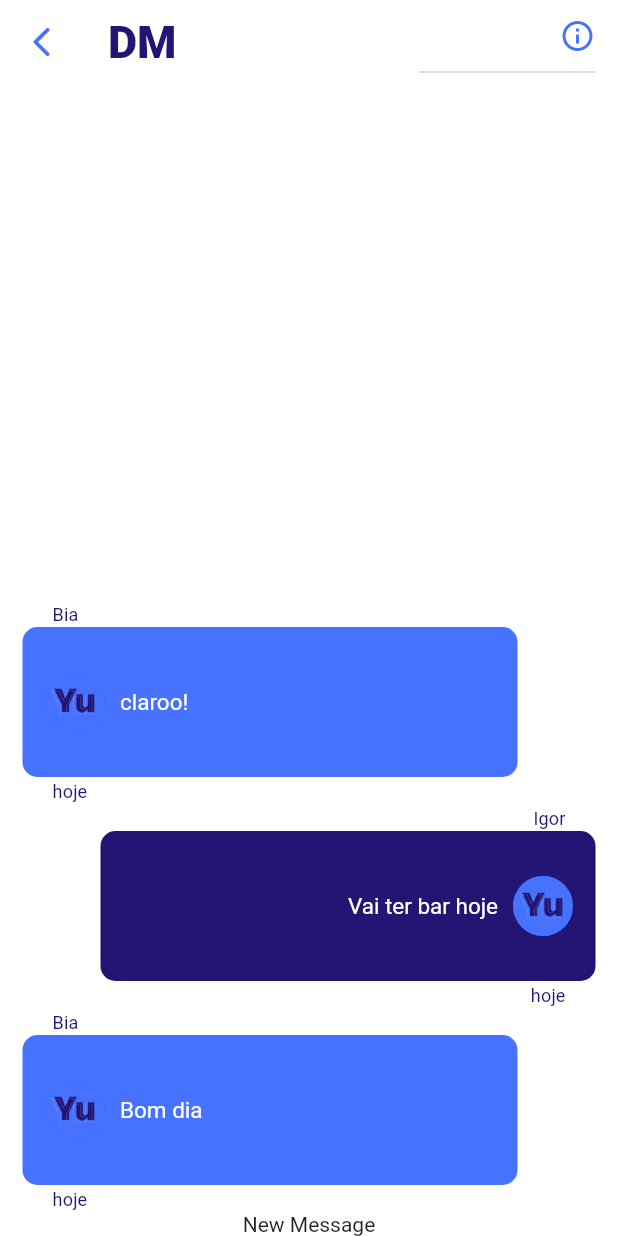
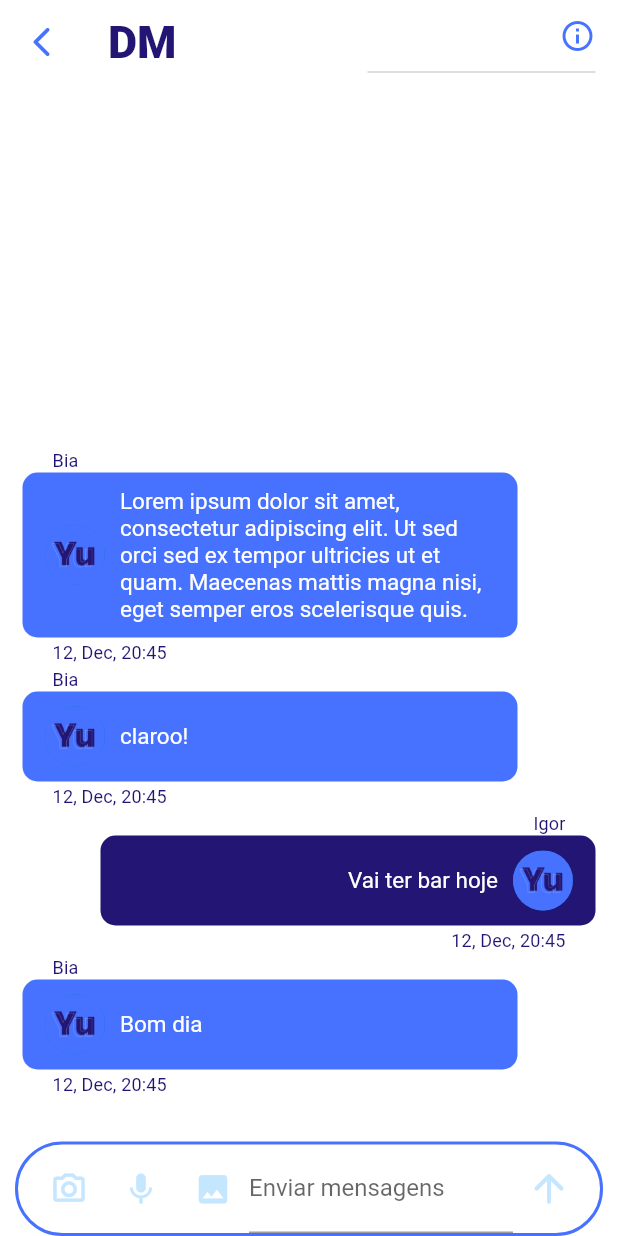
Before and after one commit to christianomere/paapiar, a Flutter app: the screen it shows after launch, on a phone screen of 412 x 824 dp. Run offline on Flutter 3.47's test engine with Material 2 defaults, Android fonts, the phone set to English and light mode, and no system bars; our stand-ins replace flutter_svg, image_picker; accounts and stored records are empty; Roboto replaces fonts that are missing (SF Pro Text).

Commit message:
Message sender added

```diff
--- a/lib/components/message_bubble.dart
+++ b/lib/components/message_bubble.dart
@@ -52,7 +52,6 @@ class MessageBubble extends StatelessWidget {
                 ),),
             ),
             Container(
-                height: 100.0,
                 width: 330.0,
                 margin: const EdgeInsets.symmetric(
                   horizontal: 15.0
@@ -72,12 +71,15 @@ class MessageBubble extends StatelessWidget {
                       ),
                       if(belongsToCurrentUser)
                       Spacer(),
-                      Text(message.text,
-                        style: TextStyle(
-                          fontFamily: 'SF Pro Text',
-                          fontSize: 15,
-                          color: const Color(0xffffffff),
-                          height: 1.2,
+                      Expanded(
+                        child: Text(message.text,
+                          textAlign: belongsToCurrentUser ? TextAlign.right : TextAlign.left,
+                          style: TextStyle(
+                            fontFamily: 'SF Pro Text',
+                            fontSize: 15,
+                            color: const Color(0xffffffff),
+                            height: 1.2,
+                          ),
                         ),
                       ),
                       if(belongsToCurrentUser)
@@ -91,7 +93,7 @@ class MessageBubble extends StatelessWidget {
 
             Padding(
               padding: const EdgeInsets.symmetric(horizontal: 35.0),
-              child: Text('hoje',
+              child: Text('12, Dec, 20:45',
                 style: TextStyle(
                   fontFamily: 'SF Pro Text',
                   fontSize: 12,
--- a/lib/components/new_message.dart
+++ b/lib/components/new_message.dart
@@ -1,12 +1,90 @@
 import 'package:flutter/material.dart';
+import 'package:paapiar/core/services/auth/auth_service.dart';
+import 'package:paapiar/core/services/chat/chat_service.dart';
 
-class NewMessage extends StatelessWidget {
+class NewMessage extends StatefulWidget {
   const NewMessage({Key? key}) : super(key: key);
 
   @override
+  State<NewMessage> createState() => _NewMessageState();
+}
+
+class _NewMessageState extends State<NewMessage> {
+  String _message = '';
+
+  final _messageController = TextEditingController();
+
+  Future<void> _sendMessage() async {
+    final user = AuthService().currentUser;
+
+    if(user != null) {
+      await ChatService().save(_message, user);
+      _messageController.clear();
+    }
+  }
+
+  @override
   Widget build(BuildContext context) {
-    return Center(
-      child: Text('New Message'),
+    return Padding(
+      padding: const EdgeInsets.symmetric(horizontal: 10.0),
+      child: Column(
+        children: [
+          SizedBox(height: 30.0,),
+          Container(
+            child: Padding(
+              padding: const EdgeInsets.symmetric(horizontal: 10.0),
+              child: Row(
+                children: [
+                  IconButton(
+                    onPressed: (){},
+                    icon: Icon(Icons.camera_alt_outlined,
+                      size: 25,
+                      color: const Color(0xffc5e6ff),
+                    ),
+                  ),
+                  IconButton(
+                    onPressed: (){},
+                    icon: Icon(Icons.mic,
+                      size: 25,
+                      color: const Color(0xffc5e6ff),
+                    ),
+                  ),
+                  IconButton(
+                    onPressed: (){},
+                    icon: Icon(Icons.photo,
+                      size: 25,
+                      color: const Color(0xffc5e6ff),
+                    ),
+                  ),
+                  Expanded(
+                    child: TextFormField(
+                      controller: _messageController,
+                      onChanged: (msg) => setState(() => _message = msg),
+                      decoration: InputDecoration(
+                        labelText: 'Enviar mensagens',
+                      ),
+                    ),
+                  ),
+                  IconButton(
+                      icon: Icon(Icons.arrow_upward_rounded,
+                      size: 30,
+                        color: const Color(0xffc5e6ff),
+                      ),
+                    onPressed: _message.trim().isEmpty ? null : _sendMessage,
+                  ),
+                ],
+              ),
+            ),
+            decoration: BoxDecoration(
+              border: Border.all(
+                  color: const Color(0xff4772ff),
+                width: 2,
+              ),
+              borderRadius: BorderRadius.circular(60),
+            ),
+          ),
+        ],
+      ),
     );
   }
 }
--- /dev/null
+++ b/lib/core/models/chat_notification.dart
@@ -0,0 +1,9 @@
+class ChatNotification {
+  final String title;
+  final String body;
+
+  const ChatNotification ({
+    required this.title,
+    required this.body,
+  });
+}
--- a/lib/core/services/chat/chat_mock_service.dart
+++ b/lib/core/services/chat/chat_mock_service.dart
@@ -28,6 +28,13 @@ class ChatMockService implements ChatService {
         userId: '123',
         userName: 'Bia',
         userImageURL: 'assets/images/avatar.png'),
+
+    ChatMessage(id: '1',
+        text: 'Lorem ipsum dolor sit amet, consectetur adipiscing elit. Ut sed orci sed ex tempor ultricies ut et quam. Maecenas mattis magna nisi, eget semper eros scelerisque quis.',
+        createdAt: DateTime.now(),
+        userId: '123',
+        userName: 'Bia',
+        userImageURL: 'assets/images/avatar.png'),
   ];
 
   static MultiStreamController<List<ChatMessage>>? _controller;
--- /dev/null
+++ b/lib/core/services/notification/push_notification_service.dart
@@ -0,0 +1,16 @@
+import 'package:flutter/material.dart';
+import 'package:paapiar/core/models/chat_notification.dart';
+
+class PushNotificationService with ChangeNotifier {
+  List<ChatNotification> _items = [];
+  List<ChatNotification> get items {
+    return[..._items];
+  }
+  void add(ChatNotification notification){
+    _items.add(notification);
+    notifyListeners();
+  }
+  void remove(int i){
+    _items.removeAt(i);
+  }
+}
--- a/lib/pages/chat_page.dart
+++ b/lib/pages/chat_page.dart
@@ -42,8 +42,13 @@ class ChatPage extends StatelessWidget {
               items: [
                 DropdownMenuItem(
                   value: 'perfil',
-                  child: Container(
-                    child: Text('Meu Perfil',
+                  child: Row(
+                    children: [
+                      Icon(Icons.person_outline,
+                          color:  Color(0xff4772ff),
+                      ),
+                      SizedBox(width: 10.0),
+                      Text('Meu Perfil',
                         style: TextStyle(
                           fontFamily: 'SF Pro Text',
                           fontSize: 15,
@@ -51,12 +56,18 @@ class ChatPage extends StatelessWidget {
                           fontWeight: FontWeight.w200,
                         ),
                       ),
+                    ],
                   ),
                 ),
                 DropdownMenuItem(
                   value: 'contacts',
-                  child: Container(
-                    child: Text('Meus Amigos',
+                  child: Row(
+                    children: [
+                      Icon(Icons.people_outline,
+                        color:  Color(0xff4772ff),
+                      ),
+                      SizedBox(width: 10.0),
+                      Text('Meus Amigos',
                         style: TextStyle(
                           fontFamily: 'SF Pro Text',
                           fontSize: 15,
@@ -64,12 +75,18 @@ class ChatPage extends StatelessWidget {
                           fontWeight: FontWeight.w200,
                         ),
                       ),
+                    ],
                   ),
                 ),
                 DropdownMenuItem(
                   value: 'settings',
-                  child: Container(
-                    child: Text('Configurações',
+                  child: Row(
+                    children: [
+                      Icon(Icons.settings_outlined,
+                        color:  Color(0xff4772ff),
+                      ),
+                      SizedBox(width: 10.0),
+                      Text('Configurações',
                         style: TextStyle(
                           fontFamily: 'SF Pro Text',
                           fontSize: 15
@@ -78,6 +95,7 @@ class ChatPage extends StatelessWidget {
                           fontWeight: FontWeight.w200,
                         ),
                       ),
+                    ],
                   ),
                 ),
                 DropdownMenuItem(
@@ -106,7 +124,9 @@ class ChatPage extends StatelessWidget {
       body: SafeArea(
         child: Column(
           children: [
-            Expanded(child: Messages()),
+            Expanded(
+                child: Messages(),
+            ),
             NewMessage(),
           ],
         ),
--- a/pubspec.yaml
+++ b/pubspec.yaml
@@ -36,6 +36,7 @@ dependencies:
   cupertino_icons: ^1.0.2
   flutter_svg: ^1.0.0
   image_picker: ^0.8.4+4
+  provider: ^6.0.2
 
 dev_dependencies:
   flutter_test:
```
Also changed, not shown: lib/components/messages.dart (indentation only), pubspec.lock. Lines whose indentation alone changed are shown as unchanged.
